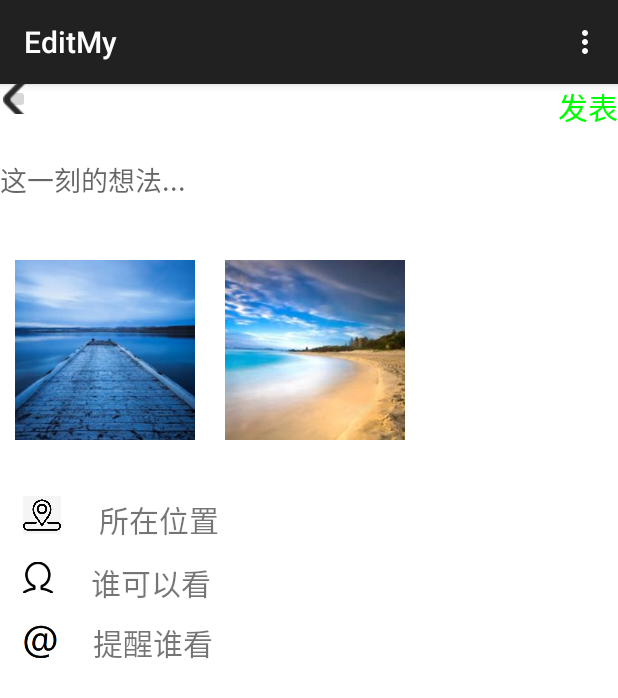
After one commit to way-zai/WeChat, an Android app: the EditMy screen opened directly, with no data from a screen before it, on a phone screen of 412 x 824 dp. The commit adds this screen. Shown: the top 698 px of the screen. Run offline under Robolectric (Android 15) with nearby library versions, the phone set to English and light mode, and no system bars.

Commit message:
paint show friedns one

```diff
--- a/app/src/main/AndroidManifest.xml
+++ b/app/src/main/AndroidManifest.xml
@@ -1,6 +1,9 @@
 <?xml version="1.0" encoding="utf-8"?>
 <manifest xmlns:android="http://schemas.android.com/apk/res/android"
     package="com.example.wayzai.wechat" >
+
+    <uses-permission android:name="android.permission.INTERNET" />
+
     <application
         android:allowBackup="true"
         android:icon="@drawable/btn_weixin"
@@ -11,6 +14,7 @@
             android:label="@string/app_name" >
             <intent-filter>
                 <action android:name="android.intent.action.MAIN" />
+
                 <category android:name="android.intent.category.LAUNCHER" />
             </intent-filter>
         </activity>
@@ -22,6 +26,14 @@
             android:name=".login"
             android:label="登录" >
         </activity>
+        <activity
+            android:name=".FriendsCircle"
+            android:label="@string/title_activity_friends_circle" >
+        </activity>
+        <activity
+            android:name=".EditMy"
+            android:label="@string/title_activity_edit_my" >
+        </activity>
     </application>
-    <uses-permission android:name="android.permission.INTERNET"/>
+
 </manifest>
--- /dev/null
+++ b/app/src/main/java/com/example/wayzai/wechat/EditMy.java
@@ -0,0 +1,38 @@
+package com.example.wayzai.wechat;
+
+import android.support.v7.app.ActionBarActivity;
+import android.os.Bundle;
+import android.view.Menu;
+import android.view.MenuItem;
+
+
+public class EditMy extends ActionBarActivity {
+
+    @Override
+    protected void onCreate(Bundle savedInstanceState) {
+        super.onCreate(savedInstanceState);
+        setContentView(R.layout.activity_edit_my);
+    }
+
+    @Override
+    public boolean onCreateOptionsMenu(Menu menu) {
+        // Inflate the menu; this adds items to the action bar if it is present.
+        getMenuInflater().inflate(R.menu.menu_edit_my, menu);
+        return true;
+    }
+
+    @Override
+    public boolean onOptionsItemSelected(MenuItem item) {
+        // Handle action bar item clicks here. The action bar will
+        // automatically handle clicks on the Home/Up button, so long
+        // as you specify a parent activity in AndroidManifest.xml.
+        int id = item.getItemId();
+
+        //noinspection SimplifiableIfStatement
+        if (id == R.id.action_settings) {
+            return true;
+        }
+
+        return super.onOptionsItemSelected(item);
+    }
+}
--- /dev/null
+++ b/app/src/main/java/com/example/wayzai/wechat/FriendsCircle.java
@@ -0,0 +1,38 @@
+package com.example.wayzai.wechat;
+
+import android.support.v7.app.ActionBarActivity;
+import android.os.Bundle;
+import android.view.Menu;
+import android.view.MenuItem;
+
+
+public class FriendsCircle extends ActionBarActivity {
+
+    @Override
+    protected void onCreate(Bundle savedInstanceState) {
+        super.onCreate(savedInstanceState);
+        setContentView(R.layout.activity_friends_circle);
+    }
+
+    @Override
+    public boolean onCreateOptionsMenu(Menu menu) {
+        // Inflate the menu; this adds items to the action bar if it is present.
+        getMenuInflater().inflate(R.menu.menu_friends_circle, menu);
+        return true;
+    }
+
+    @Override
+    public boolean onOptionsItemSelected(MenuItem item) {
+        // Handle action bar item clicks here. The action bar will
+        // automatically handle clicks on the Home/Up button, so long
+        // as you specify a parent activity in AndroidManifest.xml.
+        int id = item.getItemId();
+
+        //noinspection SimplifiableIfStatement
+        if (id == R.id.action_settings) {
+            return true;
+        }
+
+        return super.onOptionsItemSelected(item);
+    }
+}
--- /dev/null
+++ b/app/src/main/res/layout/activity_edit_my.xml
@@ -0,0 +1,114 @@
+<LinearLayout xmlns:android="http://schemas.android.com/apk/res/android"
+    xmlns:tools="http://schemas.android.com/tools"
+    android:layout_width="match_parent"
+    android:layout_height="match_parent"
+    tools:context="com.example.wayzai.wechat.EditMy"
+    android:orientation="vertical"
+    android:background="#ffffff">
+    <RelativeLayout
+        android:layout_width="match_parent"
+        android:layout_height="wrap_content">
+        <ImageButton
+            android:layout_width="20dp"
+            android:layout_height="20dp"
+            android:src="@drawable/icon_back"/>
+        <TextView
+            android:layout_width="wrap_content"
+            android:layout_height="wrap_content"
+            android:text="发表"
+            android:layout_alignParentRight="true"
+            android:textSize="20sp"
+            android:textColor="#00ff00"/>
+    </RelativeLayout>
+
+    <EditText
+        android:id="@+id/edit_letter"
+        android:layout_width="match_parent"
+        android:layout_height="wrap_content"
+        android:layout_marginTop="20dp"
+        android:layout_marginBottom="10dp"
+        android:background="#ffffff"
+        android:hint="这一刻的想法...
+
+        "/>
+    <LinearLayout
+        android:layout_width="match_parent"
+        android:layout_height="wrap_content"
+        android:orientation="horizontal"
+        android:layout_marginLeft="10dp">
+        <ImageView
+            android:layout_width="120dp"
+            android:layout_height="180dp"
+            android:src="@drawable/scenery"/>
+        <ImageView
+            android:layout_width="120dp"
+            android:layout_height="180dp"
+            android:layout_marginLeft="20dp"
+            android:src="@drawable/scenery2"/>
+    </LinearLayout>
+    <LinearLayout
+        android:layout_width="match_parent"
+        android:layout_height="wrap_content"
+        android:orientation="vertical"
+        android:layout_marginLeft="15dp"
+        android:layout_marginRight="15dp">
+
+        <RelativeLayout
+        android:layout_width="match_parent"
+        android:layout_height="wrap_content"
+        android:gravity="center_vertical"
+            android:layout_marginBottom="10dp">
+        <ImageView
+            android:id="@+id/img_location"
+            android:layout_width="25dp"
+            android:layout_height="40dp"
+            android:src="@drawable/icon_location"/>
+        <TextView
+            android:layout_width="wrap_content"
+            android:layout_height="wrap_content"
+            android:layout_toRightOf="@+id/img_location"
+            android:layout_marginLeft="25dp"
+            android:layout_marginTop="8dp"
+            android:text="所在位置"
+            android:textSize="20sp"/>
+    </RelativeLayout>
+        <RelativeLayout
+            android:layout_width="match_parent"
+            android:layout_height="wrap_content"
+            android:gravity="center_vertical"
+            android:layout_marginBottom="10dp">
+            <ImageView
+                android:id="@+id/img_man"
+                android:layout_width="20dp"
+                android:layout_height="23dp"
+                android:src="@drawable/icon_wode"/>
+            <TextView
+                android:layout_width="wrap_content"
+                android:layout_height="wrap_content"
+                android:layout_toRightOf="@+id/img_man"
+                android:layout_marginLeft="25dp"
+                android:text="谁可以看"
+                android:textSize="20sp"/>
+        </RelativeLayout>
+        <RelativeLayout
+            android:layout_width="match_parent"
+            android:layout_height="wrap_content"
+            android:gravity="center_vertical"
+            android:layout_marginBottom="10dp">
+            <ImageView
+                android:id="@+id/img_at"
+                android:layout_width="23dp"
+                android:layout_height="30dp"
+                android:src="@drawable/icon_at"/>
+            <TextView
+                android:layout_width="wrap_content"
+                android:layout_height="wrap_content"
+                android:layout_toRightOf="@+id/img_at"
+                android:layout_marginLeft="23dp"
+                android:text="提醒谁看"
+                android:textSize="20sp"/>
+        </RelativeLayout>
+    </LinearLayout>
+
+
+</LinearLayout>
--- /dev/null
+++ b/app/src/main/res/layout/activity_friends_circle.xml
@@ -0,0 +1,13 @@
+<RelativeLayout xmlns:android="http://schemas.android.com/apk/res/android"
+    xmlns:tools="http://schemas.android.com/tools"
+    android:layout_width="match_parent"
+    android:layout_height="match_parent"
+    tools:context="com.example.wayzai.wechat.FriendsCircle">
+
+    <ListView
+        android:layout_width="match_parent"
+        android:layout_height="wrap_content">
+
+    </ListView>
+
+</RelativeLayout>
--- /dev/null
+++ b/app/src/main/res/menu/menu_edit_my.xml
@@ -0,0 +1,6 @@
+<menu xmlns:android="http://schemas.android.com/apk/res/android"
+    xmlns:app="http://schemas.android.com/apk/res-auto"
+    xmlns:tools="http://schemas.android.com/tools" tools:context="com.example.wayzai.wechat.EditMy">
+    <item android:id="@+id/action_settings" android:title="@string/action_settings"
+        android:orderInCategory="100" app:showAsAction="never" />
+</menu>
--- /dev/null
+++ b/app/src/main/res/menu/menu_friends_circle.xml
@@ -0,0 +1,7 @@
+<menu xmlns:android="http://schemas.android.com/apk/res/android"
+    xmlns:app="http://schemas.android.com/apk/res-auto"
+    xmlns:tools="http://schemas.android.com/tools"
+    tools:context="com.example.wayzai.wechat.FriendsCircle">
+    <item android:id="@+id/action_settings" android:title="@string/action_settings"
+        android:orderInCategory="100" app:showAsAction="never" />
+</menu>
--- a/app/src/main/res/values/strings.xml
+++ b/app/src/main/res/values/strings.xml
@@ -3,4 +3,6 @@
 
     <string name="hello_world">Hello world!</string>
     <string name="action_settings">Settings</string>
+    <string name="title_activity_friends_circle">FriendsCircle</string>
+    <string name="title_activity_edit_my">EditMy</string>
 </resources>
```
Also changed, not shown: app/src/main/res/drawable/icon_at.PNG (added), app/src/main/res/drawable/icon_back.png (added), app/src/main/res/drawable/icon_location.jpg (added), app/src/main/res/drawable/scenery.jpg (added), app/src/main/res/drawable/scenery2.jpg (added).
